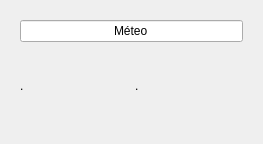
Qt form localStationCS/formtemperature.ui (Gnoumy/RaspMeteo) before a commit.
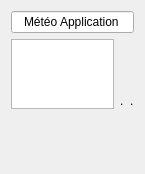
The same form after that commit.

```diff
--- a/localStationCS/formtemperature.ui
+++ b/localStationCS/formtemperature.ui
@@ -6,8 +6,8 @@
    <rect>
     <x>0</x>
     <y>0</y>
-    <width>263</width>
-    <height>144</height>
+    <width>145</width>
+    <height>174</height>
    </rect>
   </property>
   <property name="windowTitle">
@@ -19,30 +19,23 @@
   <property name="styleSheet">
    <string notr="true"/>
   </property>
-  <layout class="QGridLayout" name="gridLayout_3">
+  <layout class="QGridLayout" name="gridLayout">
    <item row="0" column="0">
-    <widget class="QStackedWidget" name="stackedWidget">
-     <property name="currentIndex">
-      <number>1</number>
-     </property>
-     <widget class="QWidget" name="page">
-      <layout class="QGridLayout" name="gridLayout_2">
-       <item row="0" column="0">
-        <layout class="QVBoxLayout" name="verticalLayout">
-         <item>
-          <layout class="QHBoxLayout" name="horizontalLayout">
+    <layout class="QVBoxLayout" name="verticalLayout_2">
            <item>
             <widget class="QLineEdit" name="lineEdit_header">
              <property name="text">
-              <string>Météo</string>
+        <string>Météo Application</string>
              </property>
              <property name="alignment">
               <set>Qt::AlignCenter</set>
              </property>
             </widget>
            </item>
-          </layout>
-         </item>
+     <item>
+      <layout class="QHBoxLayout" name="horizontalLayout_2">
+       <item>
+        <layout class="QVBoxLayout" name="verticalLayout">
          <item>
           <widget class="QTableWidget" name="tableWidget_temp">
            <property name="layoutDirection">
@@ -53,37 +46,23 @@
            </property>
           </widget>
          </item>
-        </layout>
-       </item>
-      </layout>
-     </widget>
-     <widget class="QWidget" name="page_2">
-      <layout class="QGridLayout" name="gridLayout">
-       <item row="0" column="0">
-        <layout class="QVBoxLayout" name="verticalLayout_2">
          <item>
-          <layout class="QHBoxLayout" name="horizontalLayout_4">
-           <item>
-            <widget class="QLineEdit" name="lineEdit_header2">
-             <property name="text">
-              <string>Méteo</string>
-             </property>
-             <property name="alignment">
-              <set>Qt::AlignCenter</set>
-             </property>
-            </widget>
+          <spacer name="verticalSpacer">
+           <property name="orientation">
+            <enum>Qt::Vertical</enum>
+           </property>
+           <property name="sizeHint" stdset="0">
+            <size>
+             <width>20</width>
+             <height>40</height>
+            </size>
+           </property>
+          </spacer>
            </item>
           </layout>
          </item>
          <item>
-          <layout class="QHBoxLayout" name="horizontalLayout_5">
-           <item>
-            <widget class="QLabel" name="label_temp">
-             <property name="text">
-              <string>.</string>
-             </property>
-            </widget>
-           </item>
+        <layout class="QHBoxLayout" name="horizontalLayout">
            <item>
             <widget class="QLabel" name="label_hygro">
              <property name="text">
@@ -91,13 +70,18 @@
              </property>
             </widget>
            </item>
+         <item>
+          <widget class="QLabel" name="label_temp">
+           <property name="text">
+            <string>.</string>
+           </property>
+          </widget>
+         </item>
           </layout>
          </item>
         </layout>
        </item>
       </layout>
-     </widget>
-    </widget>
    </item>
   </layout>
  </widget>
```
Lines whose indentation alone changed are shown as unchanged.
